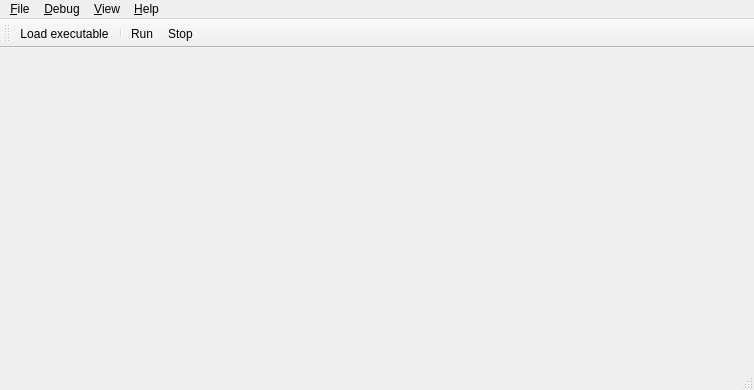
Old version of the form proj/src/MainWindow.ui in the repository germix/debugger.
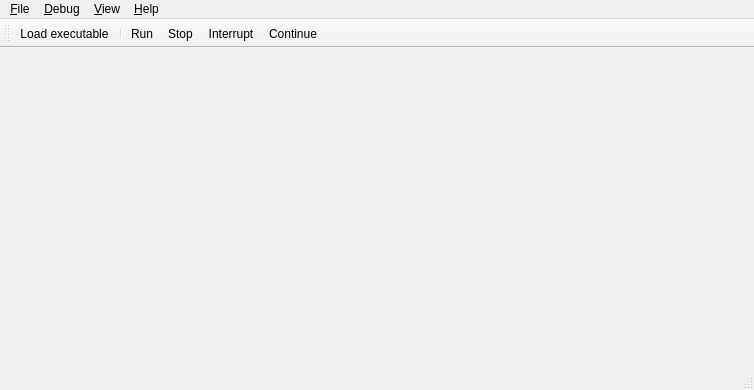
New version of the form. Icons and pictures are not drawn.

Commit message: Interrupt/continue actions

Diff of the .ui file:
```diff
--- a/proj/src/MainWindow.ui
+++ b/proj/src/MainWindow.ui
@@ -68,6 +68,8 @@
    <addaction name="separator"/>
    <addaction name="actionRun"/>
    <addaction name="actionStop"/>
+   <addaction name="actionInterrupt"/>
+   <addaction name="actionContinue"/>
   </widget>
   <widget class="QStatusBar" name="statusBar"/>
   <action name="actionLoadExecutable">
@@ -115,6 +117,24 @@
     <string>&amp;About</string>
    </property>
   </action>
+  <action name="actionInterrupt">
+   <property name="icon">
+    <iconset resource="../res/resource.qrc">
+     <normaloff>:/icons/pause.png</normaloff>:/icons/pause.png</iconset>
+   </property>
+   <property name="text">
+    <string>Interrupt</string>
+   </property>
+  </action>
+  <action name="actionContinue">
+   <property name="icon">
+    <iconset resource="../res/resource.qrc">
+     <normaloff>:/icons/continue.png</normaloff>:/icons/continue.png</iconset>
+   </property>
+   <property name="text">
+    <string>Continue</string>
+   </property>
+  </action>
  </widget>
  <layoutdefault spacing="6" margin="11"/>
  <resources>
```
Left out of the diff: 32 changed lines with no effect on the pictures. The commit also changes 7 other files.
